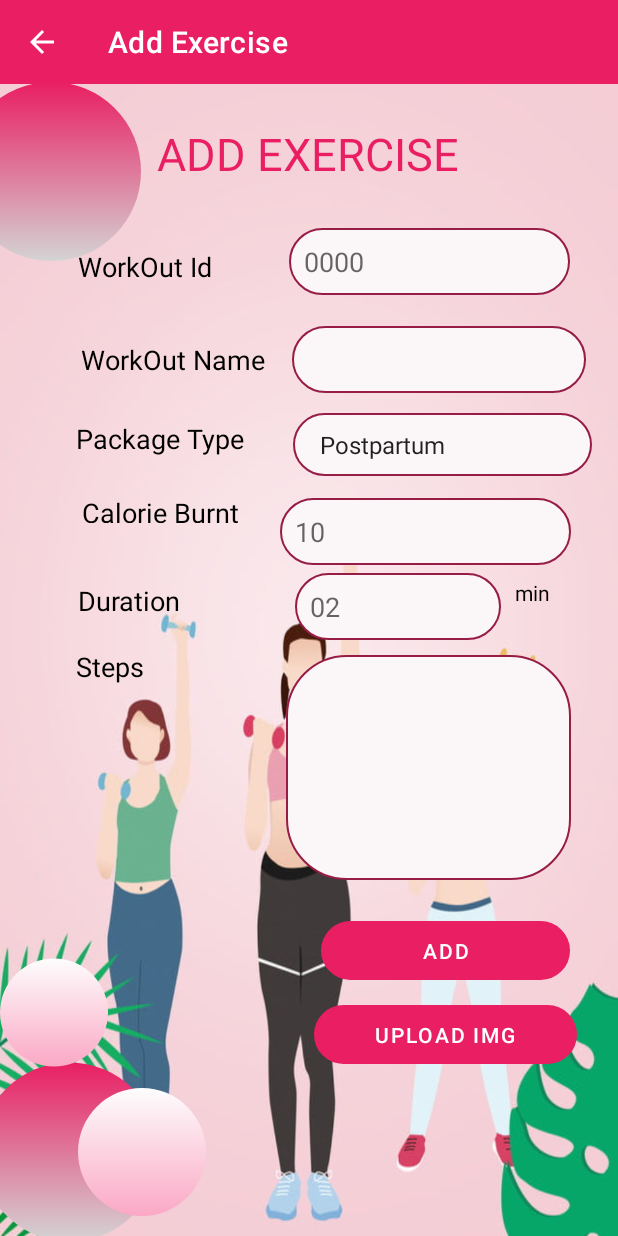
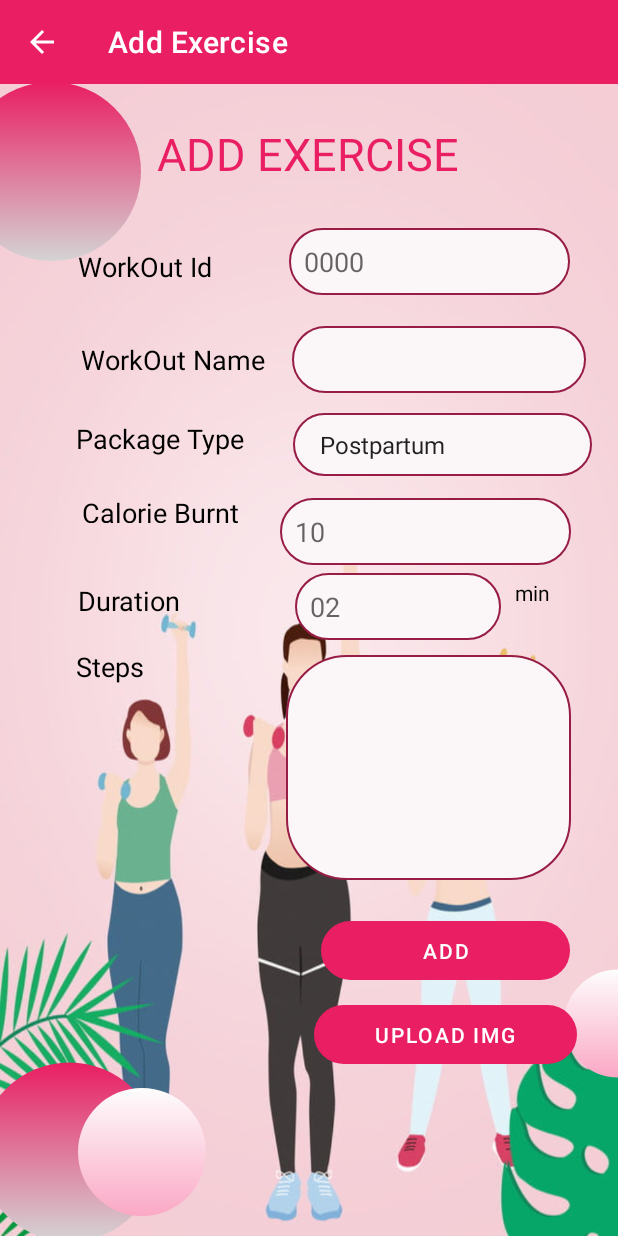
Before and after one commit to ThimeshaMindaka/Moms-care, an Android app: the AddExercise screen opened directly, with no data from a screen before it, on a phone screen of 412 x 824 dp. Run offline under Robolectric (Android 15) with nearby library versions, the phone set to English and light mode, and no system bars; Roboto replaces fonts that are not available here.

Commit message:
some changes

```diff
--- a/app/src/main/res/layout/activity_add_exercise.xml
+++ b/app/src/main/res/layout/activity_add_exercise.xml
@@ -309,9 +309,12 @@
         android:id="@+id/imageView28"
         android:layout_width="72dp"
         android:layout_height="79dp"
+        android:layout_marginStart="376dp"
         android:layout_marginTop="21dp"
+        app:layout_constraintBottom_toBottomOf="parent"
+        app:layout_constraintStart_toStartOf="parent"
         app:layout_constraintTop_toBottomOf="@+id/relativeLayout1"
-        app:srcCompat="@drawable/cycular2"
-        tools:layout_editor_absoluteX="368dp" />
+        app:layout_constraintVertical_bias="0.068"
+        app:srcCompat="@drawable/cycular2" />
 
 </androidx.constraintlayout.widget.ConstraintLayout>
```
